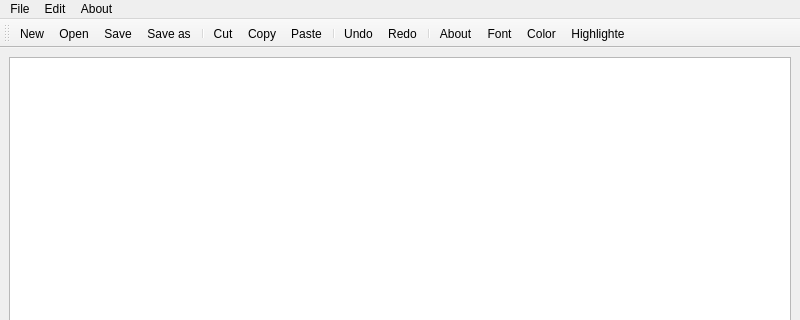
yasser-sulaiman/SimpleNotPad, file mainwindow.ui: the form before one commit; both pictures show x 0 to 800 and y 0 to 320 of the 800 by 600 pixel window.
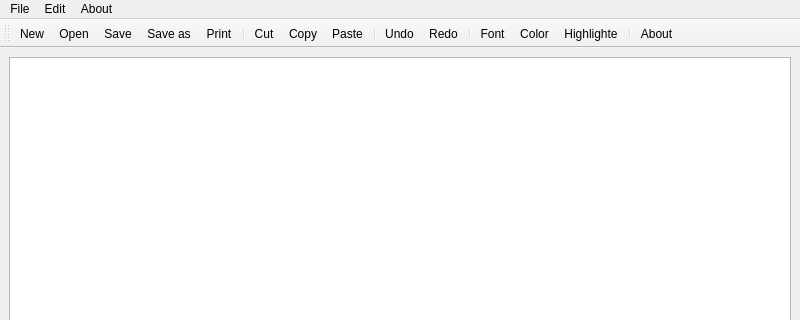
The form after the commit. Icons and pictures are not drawn.

Commit message: adding print functionality and finlizing the project

Patch:
```diff
--- a/mainwindow.ui
+++ b/mainwindow.ui
@@ -80,6 +80,7 @@
    <addaction name="actionOpen"/>
    <addaction name="actionSave"/>
    <addaction name="actionSave_as"/>
+   <addaction name="actionPrint"/>
    <addaction name="separator"/>
    <addaction name="actionCut"/>
    <addaction name="actionCopy"/>
@@ -88,10 +89,11 @@
    <addaction name="actionUndo"/>
    <addaction name="actionRedo"/>
    <addaction name="separator"/>
-   <addaction name="actionAbout"/>
    <addaction name="actionFont"/>
    <addaction name="actionColor"/>
    <addaction name="actionHighlighte"/>
+   <addaction name="separator"/>
+   <addaction name="actionAbout"/>
   </widget>
   <action name="actionNew">
    <property name="icon">
@@ -215,6 +217,15 @@
     <string>Highlighte</string>
    </property>
   </action>
+  <action name="actionPrint">
+   <property name="icon">
+    <iconset resource="resources.qrc">
+     <normaloff>:/rec/icons/print.jpg</normaloff>:/rec/icons/print.jpg</iconset>
+   </property>
+   <property name="text">
+    <string>Print</string>
+   </property>
+  </action>
  </widget>
  <resources>
   <include location="resources.qrc"/>
```
Left out of the diff: 2 changed lines with no effect on the pictures. The commit also changes 6 other files.
